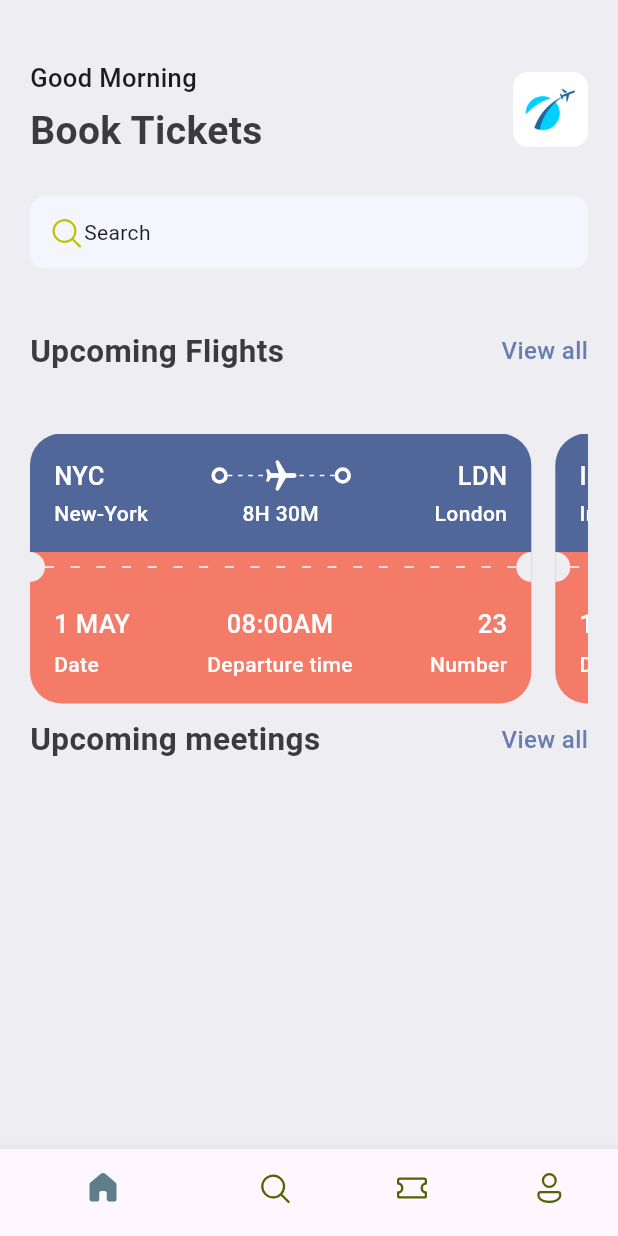
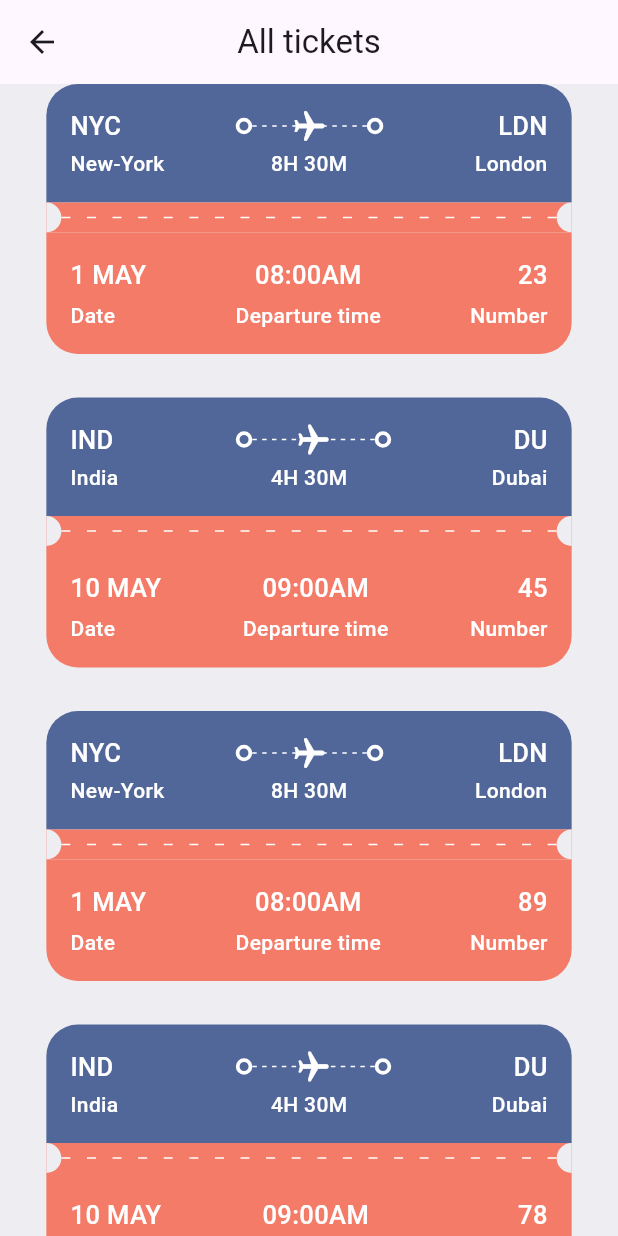
Before and after one commit to itsrinku18/ticket_app, a Flutter app: the screen it shows after launch, after a tap on "View all", on a phone screen of 412 x 824 dp. Run offline on Flutter 3.47's test engine with Material 3 defaults, Android fonts, the phone set to English and light mode, and no system bars; our stand-ins replace fluentui_icons.

Commit message:
ticket screen ui done

```diff
--- /dev/null
+++ b/lib/base/utils/app_routes.dart
@@ -0,0 +1,14 @@
+class AppRoutes{
+
+  static const homePage = "/";
+
+  static const allTickets = "/all_tickets";
+
+  static const ticketScreen = "/ticket_screen";
+
+  static const allHotels = "/all_hotels";
+
+  static const hotelDetails = "/hotel_details";
+
+
+}
--- a/lib/base/widgets/app_double_text.dart
+++ b/lib/base/widgets/app_double_text.dart
@@ -1,30 +1,32 @@
 import 'package:flutter/cupertino.dart';
 import 'package:flutter/material.dart';
 import 'package:ticket_app/base/res/styles/app_styles.dart';
+import 'package:ticket_app/screens/all_tickets.dart';
 
 class AppDoubleText extends StatelessWidget {
-  const AppDoubleText({super.key,required this.bigText,required this.smallText});
+  const AppDoubleText(
+      {super.key,
+      required this.bigText,
+      required this.smallText,
+      required this.func});
 
   final String bigText;
   final String smallText;
+  final VoidCallback func;
 
   @override
   Widget build(BuildContext context) {
     return Row(
       mainAxisAlignment: MainAxisAlignment.spaceBetween,
       children: [
-        Text(bigText,style: AppStyles.headlineStyle2),
+        Text(bigText, style: AppStyles.headlineStyle2),
         InkWell(
-          onTap: (){
-
-          },
-          child: Text(smallText,style: AppStyles.textStyle.copyWith(
-            color: AppStyles.primaryColor
-          ),),
-
+          onTap: func,
+          child: Text(
+            smallText,
+            style: AppStyles.textStyle.copyWith(color: AppStyles.primaryColor),
+          ),
         )
-
-
       ],
     );
   }
--- a/lib/base/widgets/big_dot.dart
+++ b/lib/base/widgets/big_dot.dart
@@ -7,7 +7,7 @@ class BigDot extends StatelessWidget {
   @override
   Widget build(BuildContext context) {
     return Container(
-      padding: EdgeInsets.all(3),
+      padding: const EdgeInsets.all(3),
       decoration: BoxDecoration(
         border: Border.all(width: 2.5,color: Colors.white),
         borderRadius: BorderRadius.circular(20)
--- a/lib/base/widgets/ticket_view.dart
+++ b/lib/base/widgets/ticket_view.dart
@@ -10,18 +10,19 @@ import 'app_layoutbuilder_widget.dart';
 import 'big_dot.dart';
 
 class TicketView extends StatelessWidget {
-  final Map<String,dynamic> ticket;
-  const TicketView({super.key,required this.ticket});
+  final Map<String, dynamic> ticket;
+  final bool wholeScreen;
+
+  const TicketView({super.key, required this.ticket, this.wholeScreen = false});
 
   @override
   Widget build(BuildContext context) {
-
     final size = MediaQuery.of(context).size;
     return SizedBox(
       width: size.width * 0.85,
       height: 189,
       child: Container(
-        margin: const EdgeInsets.only(right: 16),
+        margin: EdgeInsets.only(right: wholeScreen == true ? 0 : 16),
         child: Column(
           children: [
             // blue part of the ticket
@@ -37,7 +38,9 @@ class TicketView extends StatelessWidget {
                 children: [
                   Row(
                     children: [
-                      TextStyleThird(text: ticket["from"]["code"],),
+                      TextStyleThird(
+                        text: ticket["from"]["code"],
+                      ),
                       Expanded(child: Container()),
                       const BigDot(),
                       Expanded(
@@ -70,7 +73,8 @@ class TicketView extends StatelessWidget {
                   Row(
                     children: [
                       SizedBox(
-                          width: 100, child: TextStyleFourth(text: ticket["from"]["name"])),
+                          width: 100,
+                          child: TextStyleFourth(text: ticket["from"]["name"])),
                       Expanded(child: Container()),
                       TextStyleFourth(
                         text: ticket["flying_time"],
@@ -125,11 +129,11 @@ class TicketView extends StatelessWidget {
                           topText: ticket["date"],
                           bottomText: 'Date',
                           alignment: CrossAxisAlignment.start),
-                       AppColumnTextLayout(
+                      AppColumnTextLayout(
                           topText: ticket["departure_time"],
                           bottomText: 'Departure time',
                           alignment: CrossAxisAlignment.center),
-                       AppColumnTextLayout(
+                      AppColumnTextLayout(
                           topText: ticket["number"].toString(),
                           bottomText: 'Number',
                           alignment: CrossAxisAlignment.end),
--- a/lib/main.dart
+++ b/lib/main.dart
@@ -1,48 +1,23 @@
 import 'package:flutter/material.dart';
 import 'package:ticket_app/base/bottom_nav_bar.dart';
+import 'package:ticket_app/screens/all_tickets.dart';
 
 void main() {
   runApp(const MyApp());
-  // var test = TestClass(x: 4, y: 10);
-  // print(test.x);
-  // print(test.y);
-  // var newTest = test.copyWith(x: 20, y: 40);
-  // print(newTest.x);
-  // var newTest2 = newTest.copyWith(y: 100);
-  // print(newTest2.x);
 }
-
-// class TestClass {
-//   int x;
-//   int y;
-//
-//   // Named Argument
-//   TestClass({
-//     required this.x,
-//     required this.y,
-//   });
-//
-//   TestClass copyWith({int? x, int? y}) {
-//     // return TestClass(x: 5, y: 20); // it print this value
-//     // return TestClass(x: x!, y: y!);
-//     return TestClass(x: x ?? this.x, y: y ?? this.y);
-//   }
-//
-// // Positional Argument
-// // TestClass(
-// //   this.x,
-// //   this.y,
-// // );
-// }
 
 class MyApp extends StatelessWidget {
   const MyApp({super.key});
 
   @override
   Widget build(BuildContext context) {
-    return const MaterialApp(
+    return MaterialApp(
       debugShowCheckedModeBanner: false,
-      home: BottomNavBar(),
+      // home: const BottomNavBar(),
+      routes: {
+        "/": (context) => const BottomNavBar(),
+        "/all_tickets": (context) => const AllTickets()
+      },
     );
   }
 }
--- /dev/null
+++ b/lib/screens/all_tickets.dart
@@ -0,0 +1,36 @@
+import 'package:flutter/material.dart';
+import 'package:ticket_app/base/utils/all_json.dart';
+import 'package:ticket_app/base/widgets/ticket_view.dart';
+
+import '../base/res/styles/app_styles.dart';
+
+class AllTickets extends StatelessWidget {
+  const AllTickets({super.key});
+
+  @override
+  Widget build(BuildContext context) {
+    return Scaffold(
+      backgroundColor: AppStyles.bgColor,
+      appBar: AppBar(
+        title: const Text('All tickets'),
+        centerTitle: true,
+      ),
+      body: ListView(
+        children: [
+          SingleChildScrollView(
+            child: Column(
+              children: ticketList
+                  .map((singleTicket) => Container(
+                      margin: const EdgeInsets.only(bottom: 20),
+                      child: TicketView(
+                        ticket: singleTicket,
+                        wholeScreen: true,
+                      )))
+                  .toList(),
+            ),
+          )
+        ],
+      ),
+    );
+  }
+}
--- a/lib/screens/home_screen.dart
+++ b/lib/screens/home_screen.dart
@@ -1,13 +1,12 @@
 import 'package:fluentui_icons/fluentui_icons.dart';
 import 'package:flutter/material.dart';
+import 'package:ticket_app/base/utils/app_routes.dart';
 import 'package:ticket_app/base/widgets/app_double_text.dart';
-
 
 import '../base/res/media.dart';
 import '../base/res/styles/app_styles.dart';
 import '../base/utils/all_json.dart';
 import '../base/widgets/ticket_view.dart';
-
 
 class HomeScreen extends StatelessWidget {
   const HomeScreen({super.key});
@@ -71,9 +70,10 @@ class HomeScreen extends StatelessWidget {
                 const SizedBox(
                   height: 40,
                 ),
-                const AppDoubleText(
+                AppDoubleText(
                   bigText: 'Upcoming Flights',
                   smallText: 'View all',
+                  func: () => Navigator.pushNamed(context, AppRoutes.allTickets),
                 ),
                 const SizedBox(
                   height: 40,
@@ -81,15 +81,21 @@ class HomeScreen extends StatelessWidget {
                 SingleChildScrollView(
                   scrollDirection: Axis.horizontal,
                   child: Row(
-                    children:
-                      ticketList.map((singleTicket) =>  TicketView(ticket: singleTicket,)
-                      ).toList(),
+                    children: ticketList
+                        .take(2)
+                        .map((singleTicket) => TicketView(
+                              ticket: singleTicket,
+                            ))
+                        .toList(),
                   ),
                 ),
-                const AppDoubleText(
+                AppDoubleText(
                   bigText: 'Upcoming meetings',
                   smallText: 'View all',
-                )
+                  func: () => Navigator.pushNamed(context, AppRoutes.allTickets),
+                ),
+                const SizedBox(height: 40,),
+
               ],
             ),
           ),
```
Also changed, not shown: lib/screens/widgets/hotel.dart (added).
